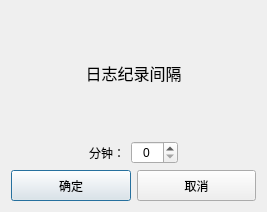
Above: IDC_TestSystem/SI-PDU/toolbox/silogstimetooldlg.ui from ChinaClever/IDC_TestSystem before the change. Below: the same form after it.
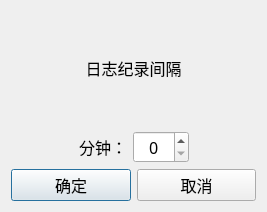
That is the form after the change.

Diff of the .ui file:
```diff
--- a/IDC_TestSystem/SI-PDU/toolbox/silogstimetooldlg.ui
+++ b/IDC_TestSystem/SI-PDU/toolbox/silogstimetooldlg.ui
@@ -10,6 +10,12 @@
     <height>212</height>
    </rect>
   </property>
+  <property name="font">
+   <font>
+    <family>微软雅黑</family>
+    <pointsize>12</pointsize>
+   </font>
+  </property>
   <property name="windowTitle">
    <string>Dialog</string>
   </property>
```
